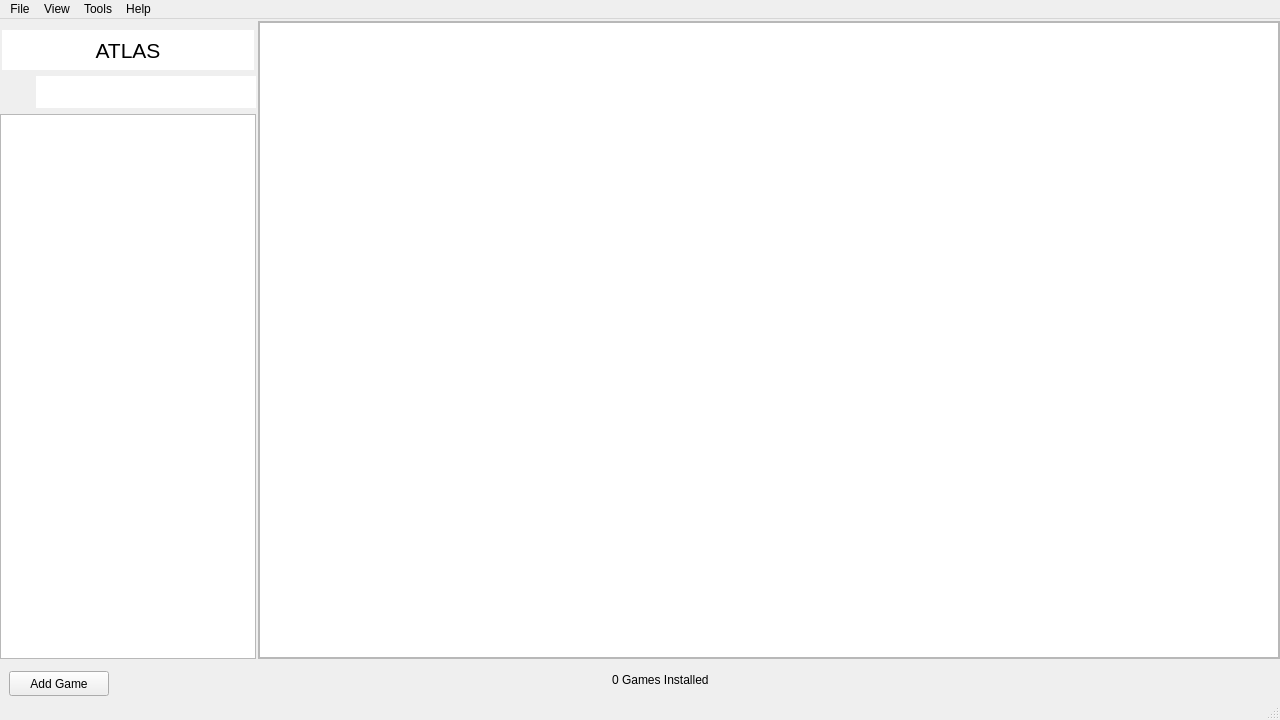
First picture: the form in src/ui/mainwindow.ui, repository KJNeko/Atlas, before the edit.
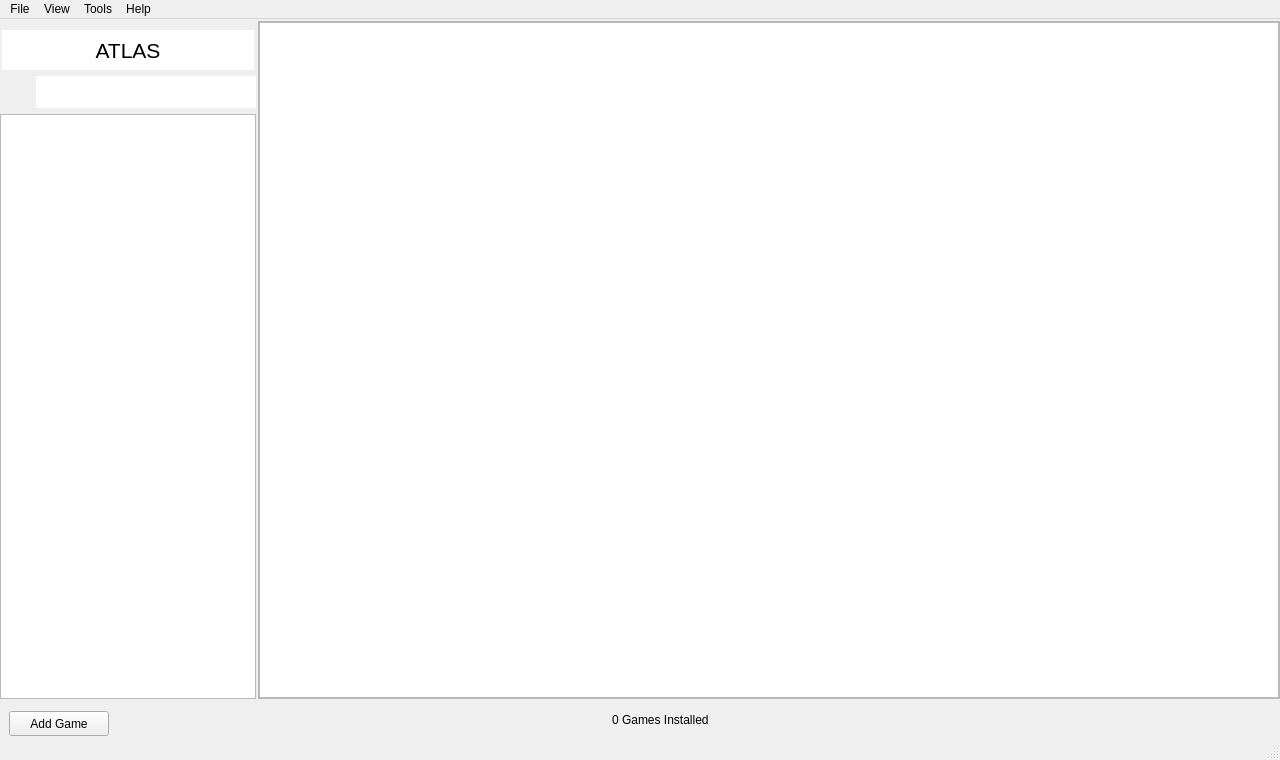
Second picture: the form after the edit. Icons and pictures are not drawn. Custom widgets are drawn as their Qt base class.

Commit message:
Set Banner Font Color
Fixed font color to a default white. Can be changed with QSS

```diff
--- a/src/ui/mainwindow.ui
+++ b/src/ui/mainwindow.ui
@@ -10,7 +10,7 @@
     <x>0</x>
     <y>0</y>
     <width>1280</width>
-    <height>720</height>
+    <height>760</height>
    </rect>
   </property>
   <property name="windowTitle">
```
The commit also changes 1 other file.
